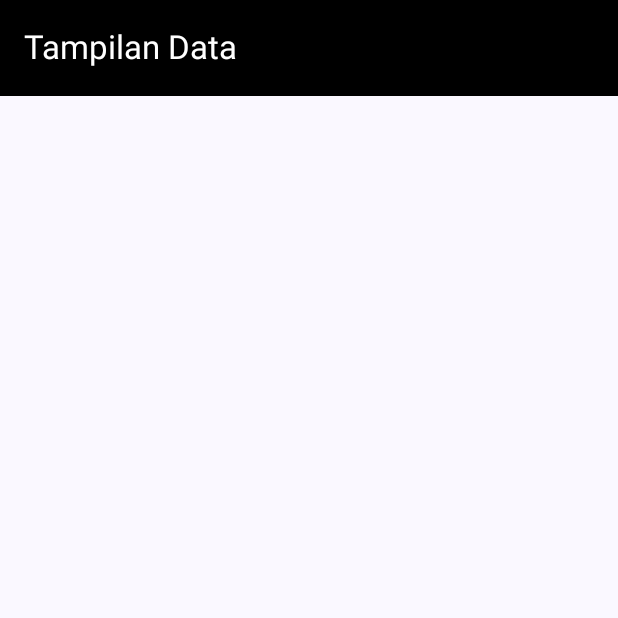
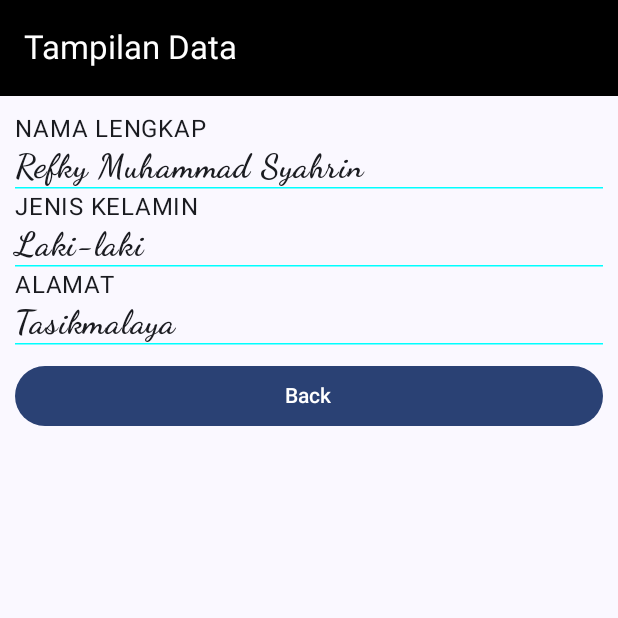
Before and after one commit to refkysyahrin/QuestNavigasiUI_050, an Android app built with Jetpack Compose: the composable TampilData shown on its own in the app's theme, on a phone screen of 412 x 824 dp, the top half of it. Run offline under Robolectric (Android 15) with nearby library versions, the phone set to English and light mode, and no system bars.

Commit message:
Membuat column isiRuang dan button

```diff
--- a/app/src/main/java/com/example/questnavigasiui_050/view/TampilData.kt
+++ b/app/src/main/java/com/example/questnavigasiui_050/view/TampilData.kt
@@ -1,6 +1,14 @@
 package com.example.questnavigasiui_050.view
 
+import androidx.compose.foundation.layout.Arrangement
+import androidx.compose.foundation.layout.Column
+import androidx.compose.foundation.layout.Spacer
+import androidx.compose.foundation.layout.fillMaxWidth
+import androidx.compose.foundation.layout.height
+import androidx.compose.foundation.layout.padding
+import androidx.compose.material3.Button
 import androidx.compose.material3.ExperimentalMaterial3Api
+import androidx.compose.material3.HorizontalDivider
 import androidx.compose.material3.Scaffold
 import androidx.compose.material3.Text
 import androidx.compose.material3.TopAppBar
@@ -9,7 +17,12 @@ import androidx.compose.runtime.Composable
 import androidx.compose.ui.Modifier
 import androidx.compose.ui.graphics.Color
 import androidx.compose.ui.res.colorResource
+import androidx.compose.ui.res.dimensionResource
 import androidx.compose.ui.res.stringResource
+import androidx.compose.ui.text.font.FontFamily
+import androidx.compose.ui.text.font.FontWeight
+import androidx.compose.ui.unit.dp
+import androidx.compose.ui.unit.sp
 import com.example.questnavigasiui_050.R
 
 @OptIn(ExperimentalMaterial3Api::class)
@@ -28,7 +41,24 @@ fun TampilData(
                 title = { Text(text = stringResource(id = R.string.tampil), color = Color.White)},
                 colors = TopAppBarDefaults.mediumTopAppBarColors(containerColor = colorResource(id = R.color.black))
             )
-        }){  isiruang->
-
+        }){  isiRuang->
+        Column(modifier = Modifier.padding(paddingValues = isiRuang),
+            verticalArrangement = Arrangement.SpaceBetween) {
+            Column(modifier = Modifier.padding(all = dimensionResource(id = R.dimen.padding_small))) {
+                items.forEach { item ->
+                    Column {
+                        Text(text = item.first.uppercase(), fontSize = 16.sp)
+                        Text(text = item.second, fontWeight = FontWeight.Bold, fontFamily = FontFamily.Cursive, fontSize = 22.sp)
+                    }
+                    HorizontalDivider(thickness = 1.dp, color = Color.Cyan)
+                }
+                Spacer(modifier = Modifier.height(height = 10.dp))
+                Button(
+                    modifier = Modifier.fillMaxWidth(),
+                    onClick = onBackBtnClick) {
+                    Text(text = stringResource(id = R.string.back))
+                }
+            }
+        }
     }
 }
```
